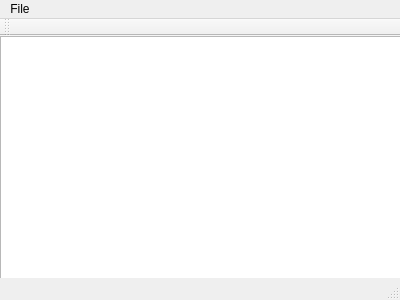
Old version of the form redactor.ui in the repository RadiumByte/Team-Task-Qt-Second.
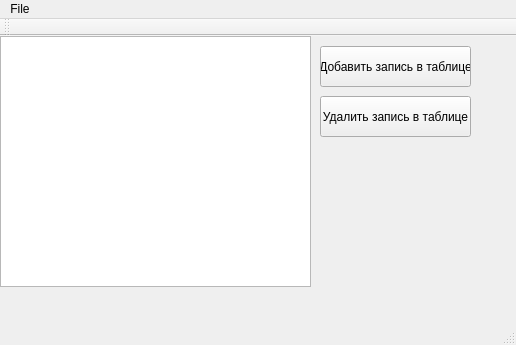
New version of the form.

```diff
--- a/redactor.ui
+++ b/redactor.ui
@@ -6,8 +6,8 @@
    <rect>
     <x>0</x>
     <y>0</y>
-    <width>400</width>
-    <height>300</height>
+    <width>516</width>
+    <height>345</height>
    </rect>
   </property>
   <property name="windowTitle">
@@ -19,18 +19,44 @@
      <rect>
       <x>0</x>
       <y>0</y>
-      <width>401</width>
+      <width>311</width>
       <height>251</height>
      </rect>
     </property>
    </widget>
+   <widget class="QPushButton" name="pushButton">
+    <property name="geometry">
+     <rect>
+      <x>320</x>
+      <y>10</y>
+      <width>151</width>
+      <height>41</height>
+     </rect>
+    </property>
+    <property name="text">
+     <string>Добавить запись в таблице</string>
+    </property>
+   </widget>
+   <widget class="QPushButton" name="pushButton_2">
+    <property name="geometry">
+     <rect>
+      <x>320</x>
+      <y>60</y>
+      <width>151</width>
+      <height>41</height>
+     </rect>
+    </property>
+    <property name="text">
+     <string>Удалить запись в таблице</string>
+    </property>
+   </widget>
   </widget>
   <widget class="QMenuBar" name="menuBar">
    <property name="geometry">
     <rect>
      <x>0</x>
      <y>0</y>
-     <width>400</width>
+     <width>516</width>
      <height>21</height>
     </rect>
    </property>
```
Left out of the diff: 6 changed lines with no effect on the pictures.
